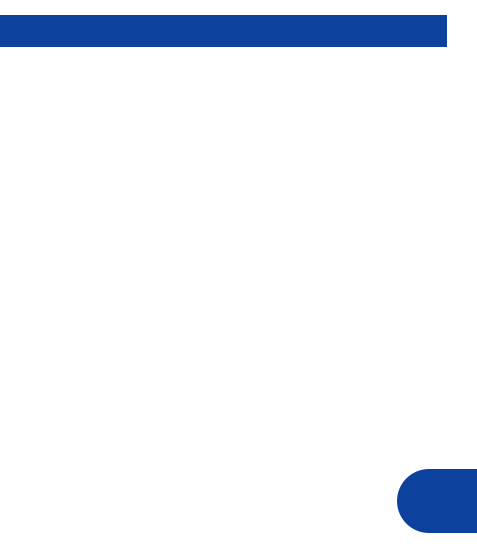
Above: parsec/core/gui/forms/devices_widget.ui from Scille/parsec-cloud before the change. Below: the same form after it.
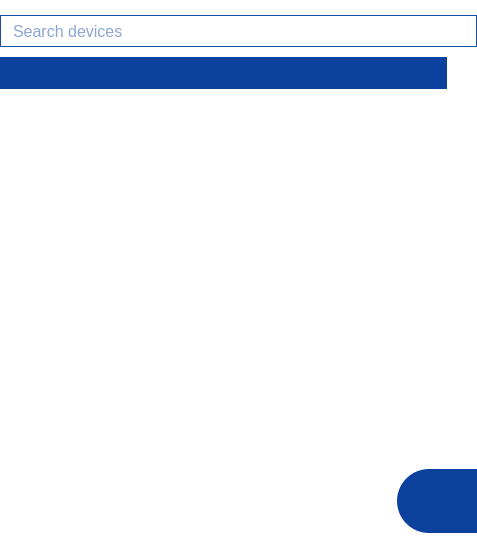
That is the form after the change. Icons and pictures are not drawn.

Commit message: [GUI] Added devices filter

Patch:
```diff
--- a/parsec/core/gui/forms/devices_widget.ui
+++ b/parsec/core/gui/forms/devices_widget.ui
@@ -21,7 +21,7 @@
   </property>
   <layout class="QVBoxLayout" name="verticalLayout">
    <property name="spacing">
-    <number>0</number>
+    <number>10</number>
    </property>
    <property name="leftMargin">
     <number>0</number>
@@ -35,6 +35,36 @@
    <property name="bottomMargin">
     <number>15</number>
    </property>
+   <item>
+    <layout class="QHBoxLayout" name="horizontalLayout">
+     <item>
+      <widget class="QLineEdit" name="line_edit_search">
+       <property name="minimumSize">
+        <size>
+         <width>0</width>
+         <height>32</height>
+        </size>
+       </property>
+       <property name="font">
+        <font>
+         <pointsize>12</pointsize>
+        </font>
+       </property>
+       <property name="styleSheet">
+        <string notr="true">background-image: url(:/icons/images/icons/search.png);
+background-repeat: no-repeat;
+background-position: right;
+border: 1px solid rgb(28, 78, 163);
+padding-left: 10px;
+color: rgb(28, 78, 163);</string>
+       </property>
+       <property name="placeholderText">
+        <string>Search devices</string>
+       </property>
+      </widget>
+     </item>
+    </layout>
+   </item>
    <item>
     <layout class="QVBoxLayout" name="verticalLayout_2">
      <property name="spacing">
@@ -92,7 +122,7 @@
           <x>0</x>
           <y>0</y>
           <width>446</width>
-          <height>378</height>
+          <height>314</height>
          </rect>
         </property>
         <layout class="QVBoxLayout" name="verticalLayout_4">
```
The commit also changes 2 other files.
